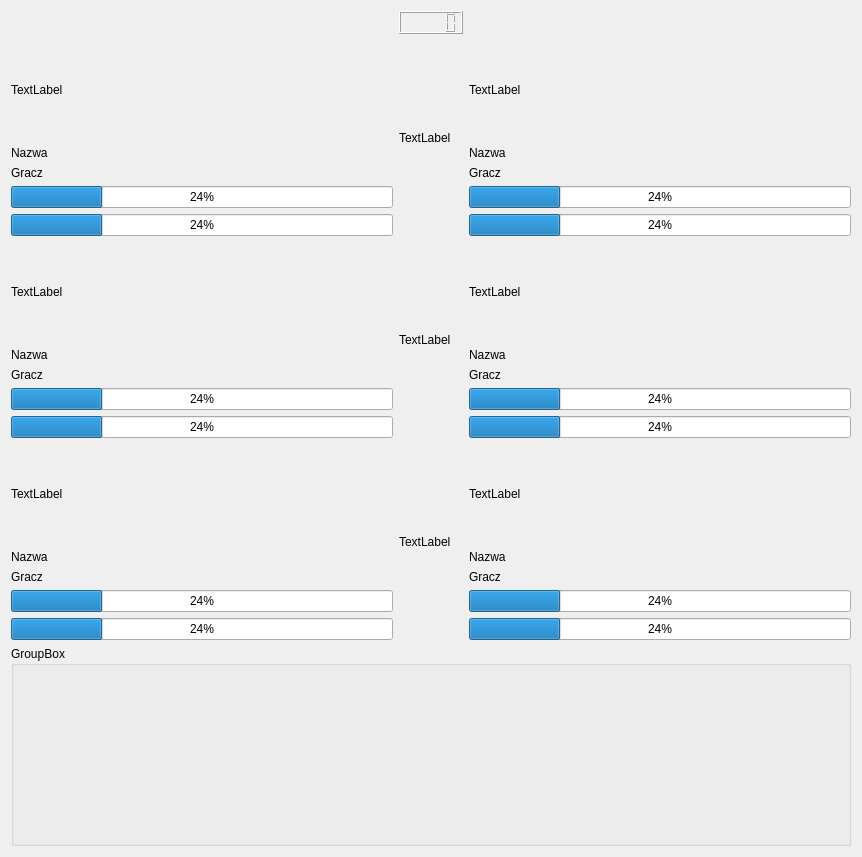
Before: the Qt Designer form game/formarena.ui in Barto-Paja/startUpDay, drawn with Qt 5.
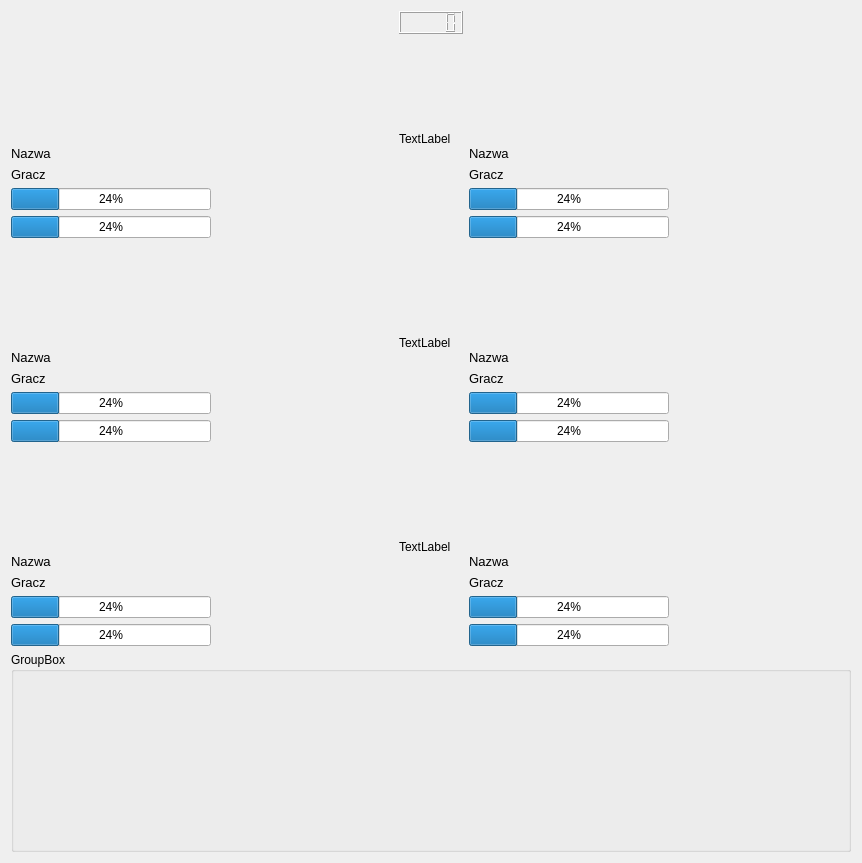
After: the same form once the commit is applied. Icons and pictures are not drawn.

Diff of the .ui file:
```diff
--- a/game/formarena.ui
+++ b/game/formarena.ui
@@ -7,7 +7,7 @@
     <x>0</x>
     <y>0</y>
     <width>862</width>
-    <height>798</height>
+    <height>853</height>
    </rect>
   </property>
   <property name="windowTitle">
@@ -45,19 +45,35 @@
         </size>
        </property>
        <property name="text">
-        <string>TextLabel</string>
+        <string/>
+       </property>
+       <property name="pixmap">
+        <pixmap resource="resources.qrc">:/images/avatarRobot.png</pixmap>
+       </property>
+       <property name="scaledContents">
+        <bool>true</bool>
        </property>
       </widget>
      </item>
      <item>
-      <widget class="QLabel" name="label_11">
+      <widget class="QLabel" name="label_RobotNameBT_2">
+       <property name="font">
+        <font>
+         <pointsize>10</pointsize>
+        </font>
+       </property>
        <property name="text">
         <string>Nazwa</string>
        </property>
       </widget>
      </item>
      <item>
-      <widget class="QLabel" name="label_12">
+      <widget class="QLabel" name="label_PlayerNameBT_2">
+       <property name="font">
+        <font>
+         <pointsize>10</pointsize>
+        </font>
+       </property>
        <property name="text">
         <string>Gracz</string>
        </property>
@@ -65,6 +81,12 @@
      </item>
      <item>
       <widget class="QProgressBar" name="progressBar_7">
+       <property name="maximumSize">
+        <size>
+         <width>200</width>
+         <height>16777215</height>
+        </size>
+       </property>
        <property name="value">
         <number>24</number>
        </property>
@@ -72,6 +94,12 @@
      </item>
      <item>
       <widget class="QProgressBar" name="progressBar_8">
+       <property name="maximumSize">
+        <size>
+         <width>200</width>
+         <height>16777215</height>
+        </size>
+       </property>
        <property name="value">
         <number>24</number>
        </property>
@@ -96,19 +124,35 @@
         </size>
        </property>
        <property name="text">
-        <string>TextLabel</string>
+        <string/>
+       </property>
+       <property name="pixmap">
+        <pixmap resource="resources.qrc">:/images/avatarRobot.png</pixmap>
+       </property>
+       <property name="scaledContents">
+        <bool>true</bool>
        </property>
       </widget>
      </item>
      <item>
-      <widget class="QLabel" name="label_14">
+      <widget class="QLabel" name="label_RobotNameRT_3">
+       <property name="font">
+        <font>
+         <pointsize>10</pointsize>
+        </font>
+       </property>
        <property name="text">
         <string>Nazwa</string>
        </property>
       </widget>
      </item>
      <item>
-      <widget class="QLabel" name="label_15">
+      <widget class="QLabel" name="label_PlayerNameRT_3">
+       <property name="font">
+        <font>
+         <pointsize>10</pointsize>
+        </font>
+       </property>
        <property name="text">
         <string>Gracz</string>
        </property>
@@ -116,6 +160,12 @@
      </item>
      <item>
       <widget class="QProgressBar" name="progressBar_9">
+       <property name="maximumSize">
+        <size>
+         <width>200</width>
+         <height>16777215</height>
+        </size>
+       </property>
        <property name="value">
         <number>24</number>
        </property>
@@ -123,6 +173,12 @@
      </item>
      <item>
       <widget class="QProgressBar" name="progressBar_10">
+       <property name="maximumSize">
+        <size>
+         <width>200</width>
+         <height>16777215</height>
+        </size>
+       </property>
        <property name="value">
         <number>24</number>
        </property>
@@ -147,19 +203,35 @@
         </size>
        </property>
        <property name="text">
-        <string>TextLabel</string>
+        <string/>
+       </property>
+       <property name="pixmap">
+        <pixmap resource="resources.qrc">:/images/avatarRobot.png</pixmap>
+       </property>
+       <property name="scaledContents">
+        <bool>true</bool>
        </property>
       </widget>
      </item>
      <item>
-      <widget class="QLabel" name="label_17">
+      <widget class="QLabel" name="label_RobotNameRT_2">
+       <property name="font">
+        <font>
+         <pointsize>10</pointsize>
+        </font>
+       </property>
        <property name="text">
         <string>Nazwa</string>
        </property>
       </widget>
      </item>
      <item>
-      <widget class="QLabel" name="label_18">
+      <widget class="QLabel" name="label_PlayerNameRT_2">
+       <property name="font">
+        <font>
+         <pointsize>10</pointsize>
+        </font>
+       </property>
        <property name="text">
         <string>Gracz</string>
        </property>
@@ -167,6 +239,12 @@
      </item>
      <item>
       <widget class="QProgressBar" name="progressBar_11">
+       <property name="maximumSize">
+        <size>
+         <width>200</width>
+         <height>16777215</height>
+        </size>
+       </property>
        <property name="value">
         <number>24</number>
        </property>
@@ -174,6 +252,12 @@
      </item>
      <item>
       <widget class="QProgressBar" name="progressBar_12">
+       <property name="maximumSize">
+        <size>
+         <width>200</width>
+         <height>16777215</height>
+        </size>
+       </property>
        <property name="value">
         <number>24</number>
        </property>
@@ -198,19 +282,35 @@
         </size>
        </property>
        <property name="text">
-        <string>TextLabel</string>
+        <string/>
+       </property>
+       <property name="pixmap">
+        <pixmap resource="resources.qrc">:/images/avatarRobot.png</pixmap>
+       </property>
+       <property name="scaledContents">
+        <bool>true</bool>
        </property>
       </widget>
      </item>
      <item>
-      <widget class="QLabel" name="label_8">
+      <widget class="QLabel" name="label_RobotNameBT_3">
+       <property name="font">
+        <font>
+         <pointsize>10</pointsize>
+        </font>
+       </property>
        <property name="text">
         <string>Nazwa</string>
        </property>
       </widget>
      </item>
      <item>
-      <widget class="QLabel" name="label_9">
+      <widget class="QLabel" name="label_PlayerNameBT_3">
+       <property name="font">
+        <font>
+         <pointsize>10</pointsize>
+        </font>
+       </property>
        <property name="text">
         <string>Gracz</string>
        </property>
@@ -218,6 +318,12 @@
      </item>
      <item>
       <widget class="QProgressBar" name="progressBar_5">
+       <property name="maximumSize">
+        <size>
+         <width>200</width>
+         <height>16777215</height>
+        </size>
+       </property>
        <property name="value">
         <number>24</number>
        </property>
@@ -225,6 +331,12 @@
      </item>
      <item>
       <widget class="QProgressBar" name="progressBar_6">
+       <property name="maximumSize">
+        <size>
+         <width>200</width>
+         <height>16777215</height>
+        </size>
+       </property>
        <property name="value">
         <number>24</number>
        </property>
@@ -249,19 +361,35 @@
         </size>
        </property>
        <property name="text">
-        <string>TextLabel</string>
+        <string/>
+       </property>
+       <property name="pixmap">
+        <pixmap resource="resources.qrc">:/images/avatarRobot.png</pixmap>
+       </property>
+       <property name="scaledContents">
+        <bool>true</bool>
        </property>
       </widget>
      </item>
      <item>
-      <widget class="QLabel" name="label_3">
+      <widget class="QLabel" name="label_RobotNameBT">
+       <property name="font">
+        <font>
+         <pointsize>10</pointsize>
+        </font>
+       </property>
        <property name="text">
         <string>Nazwa</string>
        </property>
       </widget>
      </item>
      <item>
-      <widget class="QLabel" name="label_2">
+      <widget class="QLabel" name="label_PlayerNameBT">
+       <property name="font">
+        <font>
+         <pointsize>10</pointsize>
+        </font>
+       </property>
        <property name="text">
         <string>Gracz</string>
        </property>
@@ -269,6 +397,12 @@
      </item>
      <item>
       <widget class="QProgressBar" name="progressBar">
+       <property name="maximumSize">
+        <size>
+         <width>200</width>
+         <height>200</height>
+        </size>
+       </property>
        <property name="value">
         <number>24</number>
        </property>
@@ -276,6 +410,12 @@
      </item>
      <item>
       <widget class="QProgressBar" name="progressBar_2">
+       <property name="maximumSize">
+        <size>
+         <width>200</width>
+         <height>16777215</height>
+        </size>
+       </property>
        <property name="value">
         <number>24</number>
        </property>
@@ -299,20 +439,42 @@
          <height>100</height>
         </size>
        </property>
+       <property name="layoutDirection">
+        <enum>Qt::RightToLeft</enum>
+       </property>
        <property name="text">
-        <string>TextLabel</string>
+        <string/>
+       </property>
+       <property name="pixmap">
+        <pixmap resource="resources.qrc">:/images/avatarRobot.png</pixmap>
+       </property>
+       <property name="scaledContents">
+        <bool>true</bool>
+       </property>
+       <property name="alignment">
+        <set>Qt::AlignRight|Qt::AlignTrailing|Qt::AlignVCenter</set>
        </property>
       </widget>
      </item>
      <item>
-      <widget class="QLabel" name="label_5">
+      <widget class="QLabel" name="label_RobotNameRT">
+       <property name="font">
+        <font>
+         <pointsize>10</pointsize>
+        </font>
+       </property>
        <property name="text">
         <string>Nazwa</string>
        </property>
       </widget>
      </item>
      <item>
-      <widget class="QLabel" name="label_6">
+      <widget class="QLabel" name="label_PlayerNameRT">
+       <property name="font">
+        <font>
+         <pointsize>10</pointsize>
+        </font>
+       </property>
        <property name="text">
         <string>Gracz</string>
        </property>
@@ -320,6 +482,12 @@
      </item>
      <item>
       <widget class="QProgressBar" name="progressBar_3">
+       <property name="maximumSize">
+        <size>
+         <width>200</width>
+         <height>16777215</height>
+        </size>
+       </property>
        <property name="value">
         <number>24</number>
        </property>
@@ -327,6 +495,12 @@
      </item>
      <item>
       <widget class="QProgressBar" name="progressBar_4">
+       <property name="maximumSize">
+        <size>
+         <width>200</width>
+         <height>16777215</height>
+        </size>
+       </property>
        <property name="value">
         <number>24</number>
        </property>
```
Left out of the diff: 30 changed lines with no effect on the pictures.
